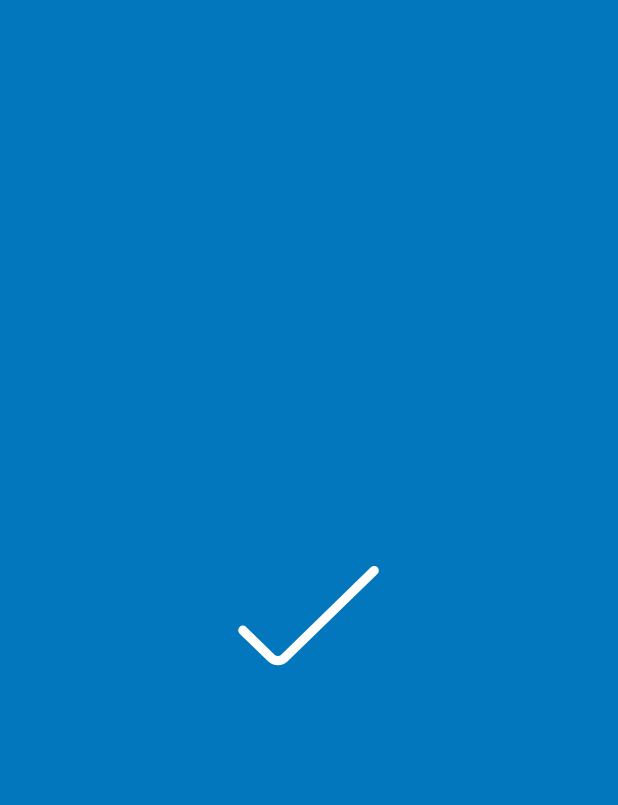
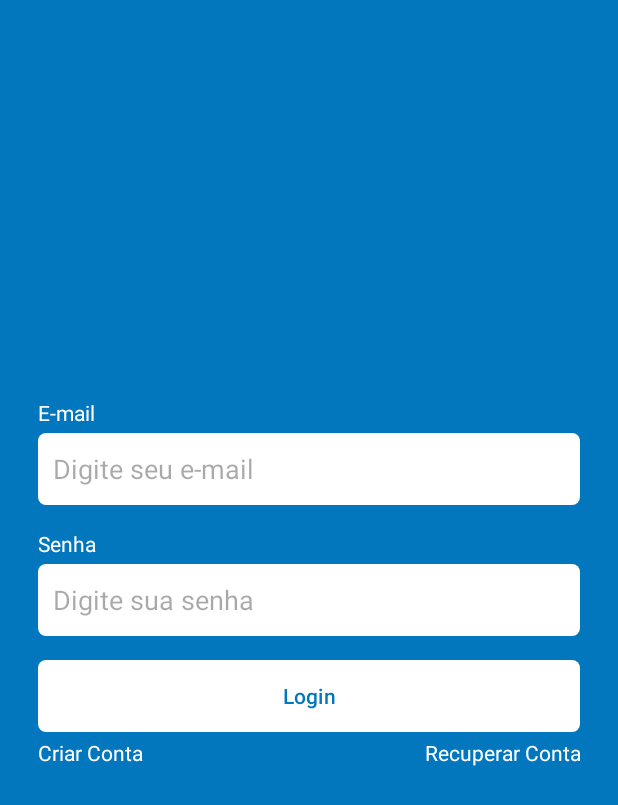
Before and after one commit to rickytomazeli/Kanban, an Android app: the screen it shows after launch (MainActivity), on a phone screen of 412 x 824 dp. Before the commit the part shown is almost empty. Shown: the top 805 px of the screen. Run offline under Robolectric (Android 15) with nearby library versions, the phone set to English and light mode, and no system bars.

Commit message:
quase acabando

```diff
--- a/app/src/main/java/com/henrique/kanban/ui/SplashFragment.kt
+++ b/app/src/main/java/com/henrique/kanban/ui/SplashFragment.kt
@@ -1,10 +1,13 @@
 package com.henrique.kanban.ui
 
 import android.os.Bundle
+import android.os.Handler
+import android.os.Looper
 import androidx.fragment.app.Fragment
 import android.view.LayoutInflater
 import android.view.View
 import android.view.ViewGroup
+import androidx.navigation.fragment.findNavController
 import com.henrique.kanban.R
 import com.henrique.kanban.databinding.FragmentSplashBinding
 
@@ -17,9 +20,19 @@ class SplashFragment : Fragment() {
     override fun onCreateView(
         inflater: LayoutInflater, container: ViewGroup?,
         savedInstanceState: Bundle?
-    ): View? {
+    ): View {
         _binding = FragmentSplashBinding.inflate(inflater, container, false)
         return binding.root
+    }
+
+    override fun onViewCreated(view: View, savedInstanceState: Bundle?) {
+        super.onViewCreated(view, savedInstanceState)
+
+        Handler(Looper.getMainLooper()).postDelayed({checkAuth()} , 3000)
+    }
+
+    private fun checkAuth(){
+        findNavController().navigate(R.id.action_splashFragment_to_authentication)
     }
 
     override fun onDestroyView() {
--- a/app/src/main/java/com/henrique/kanban/ui/auth/LoginFragment.kt
+++ b/app/src/main/java/com/henrique/kanban/ui/auth/LoginFragment.kt
@@ -5,6 +5,7 @@ import androidx.fragment.app.Fragment
 import android.view.LayoutInflater
 import android.view.View
 import android.view.ViewGroup
+import androidx.navigation.fragment.findNavController
 import com.henrique.kanban.R
 import com.henrique.kanban.databinding.FragmentLoginBinding
 
@@ -21,6 +22,24 @@ class LoginFragment : Fragment() {
         return binding.root
     }
 
+    override fun onViewCreated(view: View, savedInstanceState: Bundle?) {
+        super.onViewCreated(view, savedInstanceState)
+
+        initListener()
+    }
+
+    private fun initListener(){
+
+
+        binding.btnRegister.setOnClickListener {
+            findNavController().navigate(R.id.action_loginFragment_to_registerFragment)
+        }
+
+        binding.btnRecover.setOnClickListener {
+            findNavController().navigate(R.id.action_loginFragment_to_recoverAccountFragment)
+        }
+    }
+
     override fun onDestroyView() {
         super.onDestroyView()
         _binding = null
--- a/app/src/main/res/layout/fragment_login.xml
+++ b/app/src/main/res/layout/fragment_login.xml
@@ -51,13 +51,14 @@
             android:background="@drawable/bg_edit_text"/>
 
         <com.google.android.material.button.MaterialButton
+            android:id="@+id/btnLogin"
             android:layout_width="match_parent"
             android:layout_height="wrap_content"
+            android:layout_marginTop="16dp"
+            android:background="@drawable/bg_bt"
             android:text="Login"
             android:textColor="@color/color_default"
-            app:backgroundTint="@null"
-            android:layout_marginTop="16dp"
-            android:background="@drawable/bg_bt"/>
+            app:backgroundTint="@null" />
 
         <LinearLayout
             android:layout_width="match_parent"
@@ -66,6 +67,7 @@
             android:layout_marginTop="4dp">
 
             <TextView
+                android:id="@+id/btnRegister"
                 android:layout_width="wrap_content"
                 android:layout_height="wrap_content"
                 android:text="Criar Conta"
@@ -74,6 +76,7 @@
                 android:textColor="@color/white"/>
 
             <TextView
+                android:id="@+id/btnRecover"
                 android:layout_width="wrap_content"
                 android:layout_height="wrap_content"
                 android:text="Recuperar Conta"
@@ -87,7 +90,9 @@
             android:layout_width="wrap_content"
             android:layout_height="wrap_content"
             android:indeterminateTint="@color/white"
-            android:layout_gravity="center"/>
+            android:layout_gravity="center"
+            tools:visibility="visible"
+            android:visibility="invisible"/>
     </LinearLayout>
 
 
--- a/app/src/main/res/layout/fragment_register.xml
+++ b/app/src/main/res/layout/fragment_register.xml
@@ -81,7 +81,10 @@
         android:layout_height="wrap_content"
         android:indeterminateTint="@color/white"
         android:layout_marginTop="8dp"
-        android:layout_gravity="center"/>
+        android:layout_gravity="center"
+        android:visibility="invisible"
+        tools:visibility="visible"
+        />
 
     </LinearLayout>
 
--- a/app/src/main/res/navigation/main_graph.xml
+++ b/app/src/main/res/navigation/main_graph.xml
@@ -9,5 +9,47 @@
         android:id="@+id/splashFragment"
         android:name="com.henrique.kanban.ui.SplashFragment"
         android:label="fragment_splash"
-        tools:layout="@layout/fragment_splash" />
+        tools:layout="@layout/fragment_splash"
+
+        >
+        <action
+            android:id="@+id/action_splashFragment_to_authentication"
+            app:destination="@id/authentication"
+            app:popUpTo="@id/splashFragment"
+            app:popUpToInclusive="true"
+            />
+    </fragment>
+    <navigation android:id="@+id/authentication"
+        app:startDestination="@id/loginFragment">
+        <fragment
+            android:id="@+id/recoverAccountFragment"
+            android:name="com.henrique.kanban.ui.auth.RecoverAccountFragment"
+            android:label="fragment_recover_account"
+            tools:layout="@layout/fragment_recover_account" />
+        <fragment
+            android:id="@+id/loginFragment"
+            android:name="com.henrique.kanban.ui.auth.LoginFragment"
+            android:label="fragment_login"
+            tools:layout="@layout/fragment_login">
+            <action
+                android:id="@+id/action_loginFragment_to_registerFragment"
+                app:destination="@id/registerFragment" />
+            <action
+                android:id="@+id/action_loginFragment_to_recoverAccountFragment"
+                app:destination="@id/recoverAccountFragment" />
+        </fragment>
+        <fragment
+            android:id="@+id/registerFragment"
+            android:name="com.henrique.kanban.ui.auth.RegisterFragment"
+            android:label="fragment_register"
+            tools:layout="@layout/fragment_register" />
+        <action
+            android:id="@+id/action_global_homeFragment"
+            app:destination="@id/homeFragment" />
+    </navigation>
+    <fragment
+        android:id="@+id/homeFragment"
+        android:name="com.henrique.kanban.ui.HomeFragment"
+        android:label="fragment_home"
+        tools:layout="@layout/fragment_home" />
 </navigation>
```
Also changed, not shown: app/src/main/java/com/henrique/kanban/ui/DoingFragment.kt (added, +28 -0 lines), app/src/main/java/com/henrique/kanban/ui/DoneFragment.kt (added, +28 -0 lines), app/src/main/java/com/henrique/kanban/ui/HomeFragment.kt (added, +28 -0 lines), app/src/main/java/com/henrique/kanban/ui/TodoFragment.kt (added, +28 -0 lines), app/src/main/res/layout/fragment_doing.xml (added, +14 -0 lines), app/src/main/res/layout/fragment_done.xml (added, +14 -0 lines), app/src/main/res/layout/fragment_home.xml (added, +14 -0 lines), app/src/main/res/layout/fragment_todo.xml (added, +14 -0 lines).
